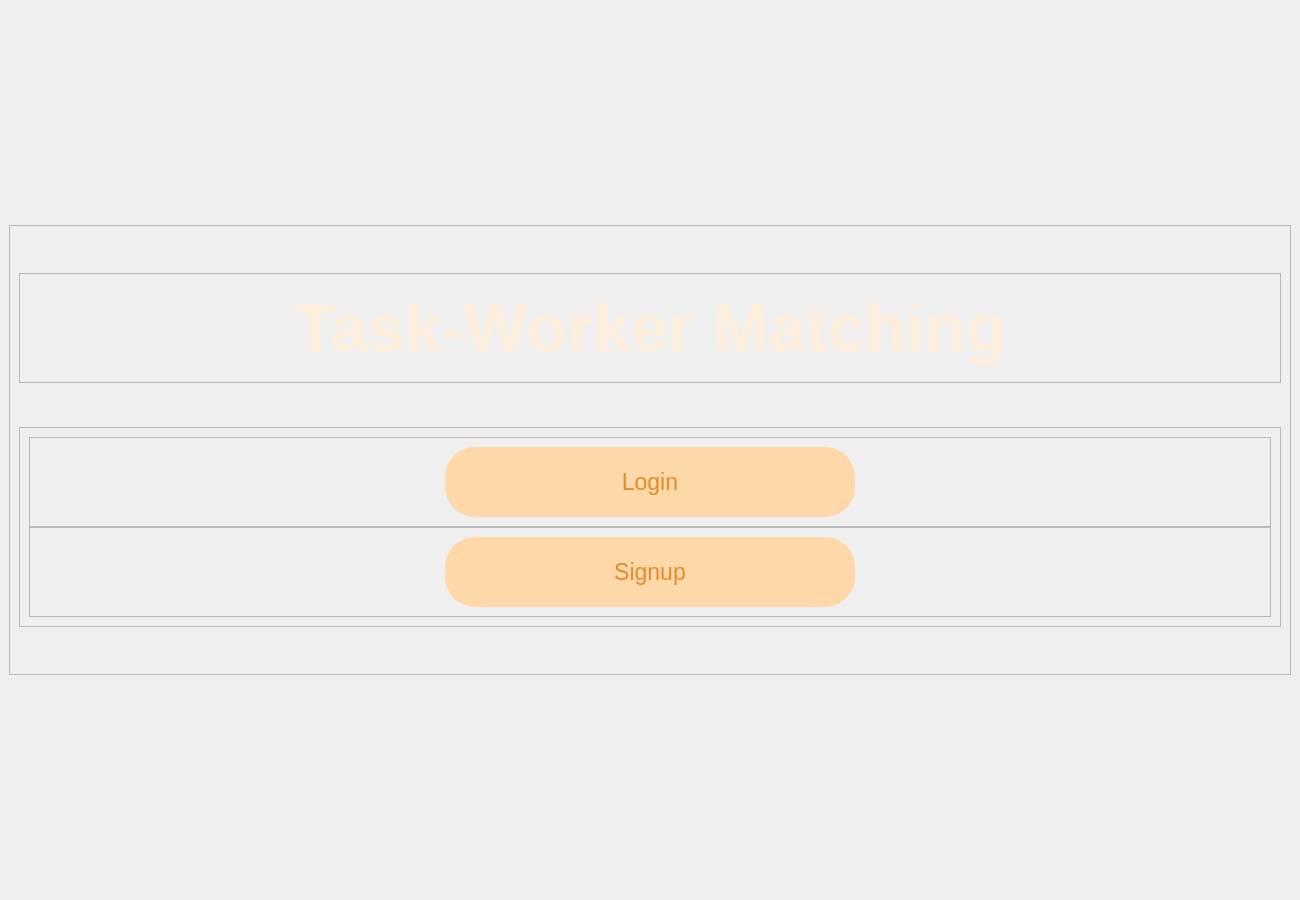
This is Forms/mainwindow.ui in esraa-emary/Task-Worker-Matching as Qt 5 draws it before an edit. The edited form follows.
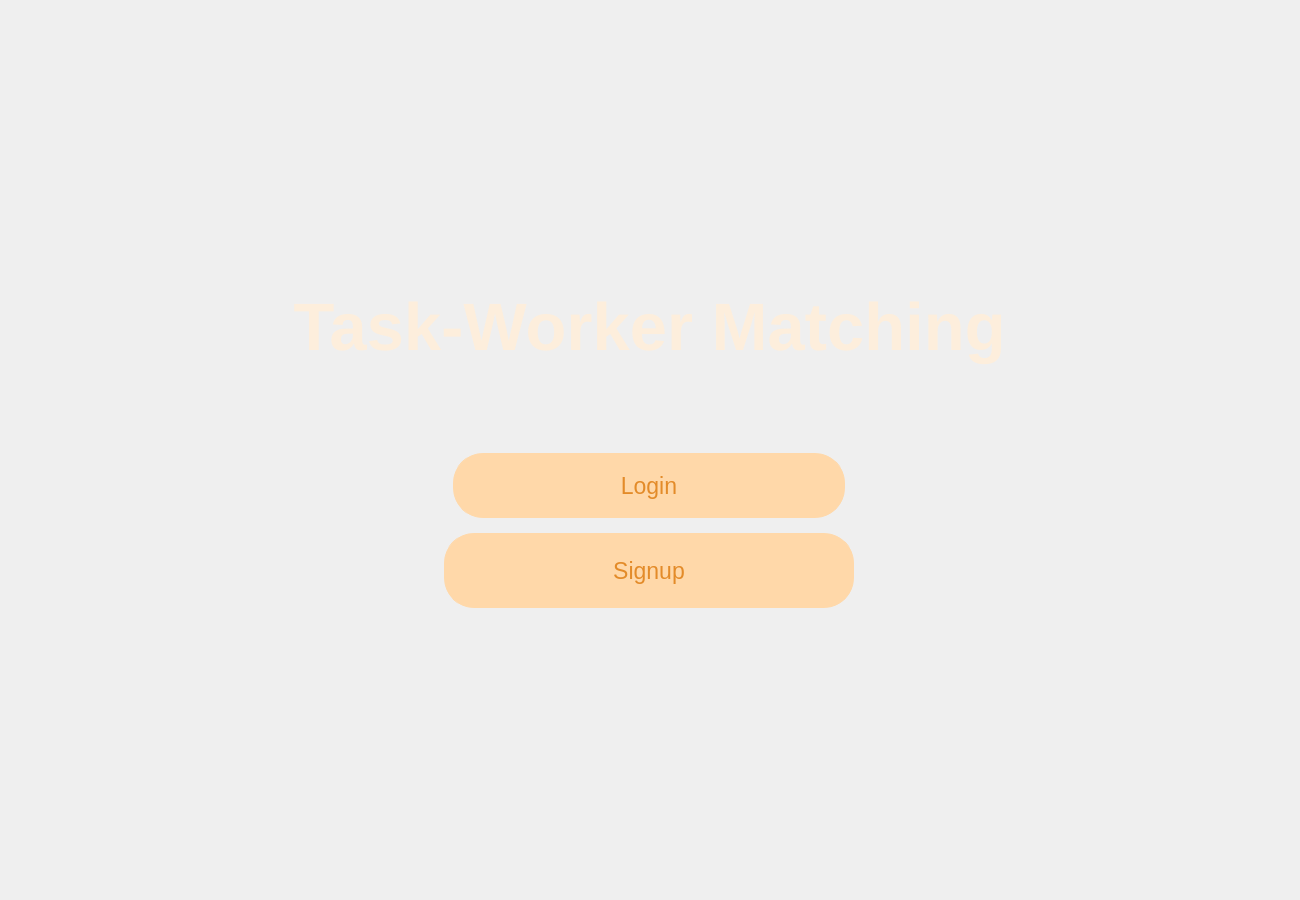
This is the edited form.

Commit message: Hoverable button

The edit to the form file:
```diff
--- a/Forms/mainwindow.ui
+++ b/Forms/mainwindow.ui
@@ -27,9 +27,31 @@
 </string>
   </property>
   <widget class="QWidget" name="centralwidget">
+   <property name="styleSheet">
+    <string notr="true">#centralwidget {
+    background: qradialgradient(
+        cx: 0.5, cy: 0.5,
+        fx: 0.5, fy: 0.5,
+        radius: 0.5,
+        stop: 0.2981 rgba(241, 166, 97, 255),
+        stop: 1 rgba(227, 139, 41, 255)
+    );
+}
+QFrame {
+    background: transparent;
+    border: none; /* optional: removes frame border */
+}
+</string>
+   </property>
    <layout class="QGridLayout" name="gridLayout">
     <item row="0" column="0">
      <widget class="QFrame" name="frame_3">
+      <property name="sizePolicy">
+       <sizepolicy hsizetype="Maximum" vsizetype="Maximum">
+        <horstretch>0</horstretch>
+        <verstretch>0</verstretch>
+       </sizepolicy>
+      </property>
       <property name="maximumSize">
        <size>
         <width>16777215</width>
@@ -91,39 +113,6 @@
           <property name="spacing">
            <number>0</number>
           </property>
-          <item row="0" column="0" colspan="2">
-           <widget class="QFrame" name="frame_4">
-            <property name="frameShape">
-             <enum>QFrame::Shape::StyledPanel</enum>
-            </property>
-            <property name="frameShadow">
-             <enum>QFrame::Shadow::Raised</enum>
-            </property>
-            <layout class="QGridLayout" name="gridLayout_5">
-             <item row="0" column="0">
-              <widget class="QPushButton" name="login">
-               <property name="maximumSize">
-                <size>
-                 <width>410</width>
-                 <height>75</height>
-                </size>
-               </property>
-               <property name="font">
-                <font>
-                 <pointsize>17</pointsize>
-                </font>
-               </property>
-               <property name="cursor">
-                <cursorShape>PointingHandCursor</cursorShape>
-               </property>
-               <property name="text">
-                <string>Login</string>
-               </property>
-              </widget>
-             </item>
-            </layout>
-           </widget>
-          </item>
           <item row="1" column="0" colspan="2">
            <widget class="QFrame" name="frame_5">
             <property name="frameShape">
@@ -133,7 +122,7 @@
              <enum>QFrame::Shadow::Raised</enum>
             </property>
             <layout class="QGridLayout" name="gridLayout_6">
-             <item row="0" column="0">
+             <item row="1" column="0">
               <widget class="QPushButton" name="signup">
                <property name="maximumSize">
                 <size>
@@ -154,6 +143,39 @@
                </property>
               </widget>
              </item>
+             <item row="0" column="0">
+              <widget class="QFrame" name="frame_4">
+               <property name="frameShape">
+                <enum>QFrame::Shape::StyledPanel</enum>
+               </property>
+               <property name="frameShadow">
+                <enum>QFrame::Shadow::Raised</enum>
+               </property>
+               <layout class="QGridLayout" name="gridLayout_5">
+                <item row="0" column="0">
+                 <widget class="QPushButton" name="login">
+                  <property name="maximumSize">
+                   <size>
+                    <width>410</width>
+                    <height>75</height>
+                   </size>
+                  </property>
+                  <property name="font">
+                   <font>
+                    <pointsize>17</pointsize>
+                   </font>
+                  </property>
+                  <property name="cursor">
+                   <cursorShape>PointingHandCursor</cursorShape>
+                  </property>
+                  <property name="text">
+                   <string>Login</string>
+                  </property>
+                 </widget>
+                </item>
+               </layout>
+              </widget>
+             </item>
             </layout>
            </widget>
           </item>
```
Left out of the diff: 100 changed lines with no effect on the pictures. The commit also changes 5 other files.
